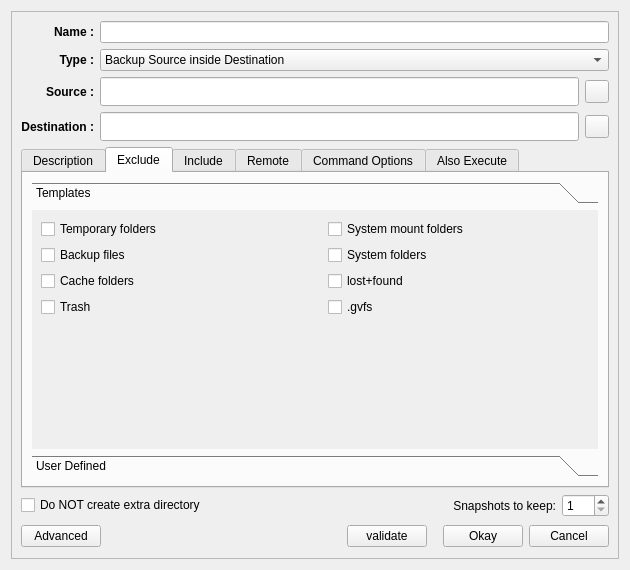
Before: the Qt Designer form ui/modifyDialog.ui in hsbasu/luckybackup, drawn with Qt 5.
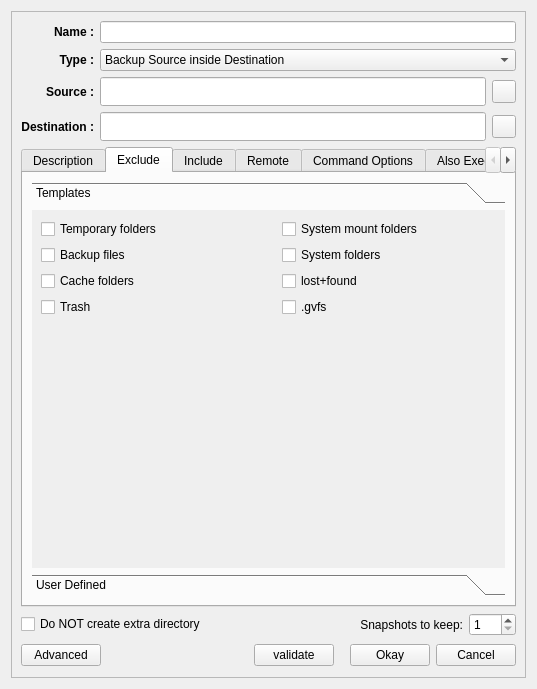
After: the same form once the commit is applied. The open tabs and pages were chosen to show the change. Icons and pictures are not drawn.

Diff of the .ui file:
```diff
--- a/ui/modifyDialog.ui
+++ b/ui/modifyDialog.ui
@@ -6,8 +6,8 @@
    <rect>
     <x>0</x>
     <y>0</y>
-    <width>630</width>
-    <height>570</height>
+    <width>537</width>
+    <height>689</height>
    </rect>
   </property>
   <property name="sizePolicy">
@@ -58,8 +58,8 @@
        <rect>
         <x>0</x>
         <y>0</y>
-        <width>610</width>
-        <height>550</height>
+        <width>517</width>
+        <height>669</height>
        </rect>
       </property>
       <layout class="QGridLayout" name="gridLayout_18">
@@ -362,8 +362,8 @@
                <rect>
                 <x>0</x>
                 <y>0</y>
-                <width>355</width>
-                <height>122</height>
+                <width>570</width>
+                <height>300</height>
                </rect>
               </property>
               <attribute name="label">
```
Left out of the diff: 18 changed lines with no effect on the pictures.
